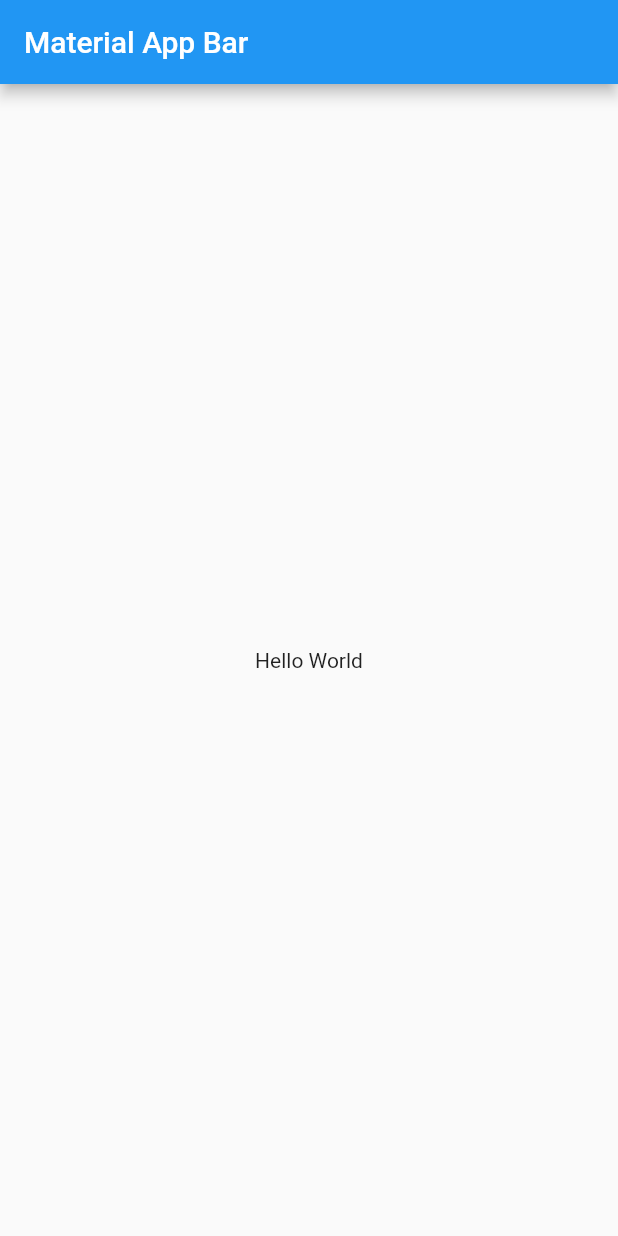
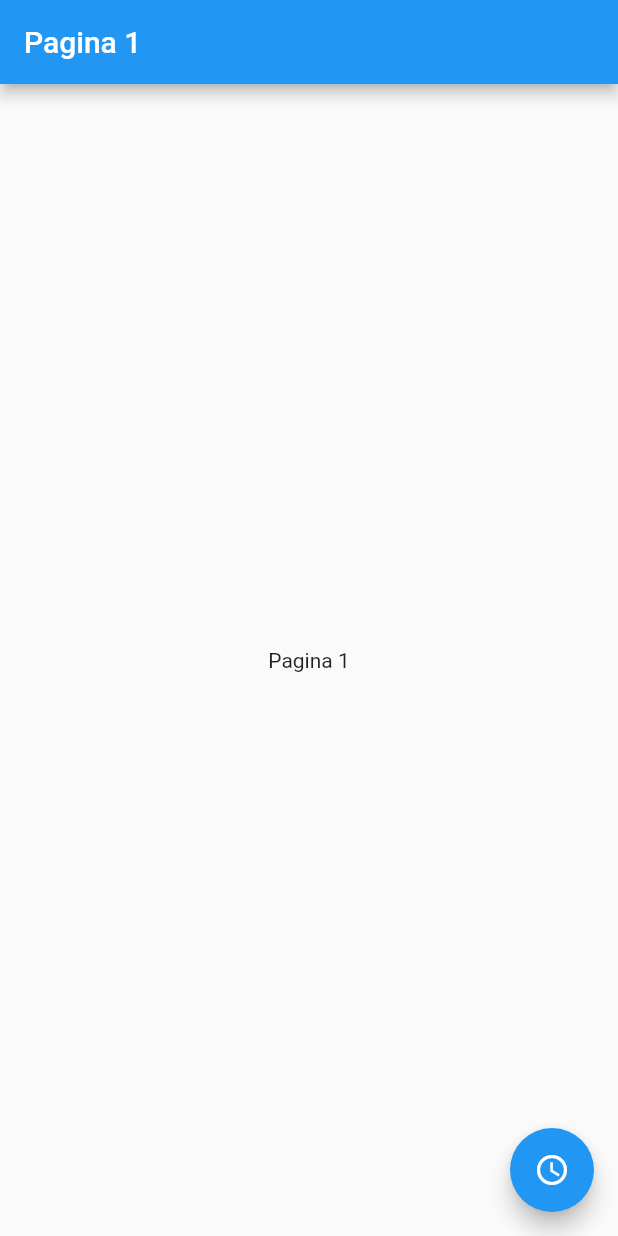
Before and after one commit to irwinet/app_flutter_transition, a Flutter app: the screen it shows after launch, on a phone screen of 412 x 824 dp. Run offline on Flutter 3.47's test engine with Material 2 defaults, Android fonts, the phone set to English and light mode, and no system bars.

Commit message:
Add Pages 1 - 2

```diff
--- a/lib/main.dart
+++ b/lib/main.dart
@@ -1,3 +1,4 @@
+import 'package:app_flutter_transition/src/pages/page1_page.dart';
 import 'package:flutter/material.dart';
 
 void main() => runApp(const MyApp());
@@ -9,14 +10,8 @@ class MyApp extends StatelessWidget {
   Widget build(BuildContext context) {
     return MaterialApp(
       title: 'Material App',
-      home: Scaffold(
-        appBar: AppBar(
-          title: const Text('Material App Bar'),
-        ),
-        body: const Center(
-          child: Text('Hello World'),
-        ),
-      ),
+      debugShowCheckedModeBanner: false,
+      home: Page1Page(),
     );
   }
 }
--- /dev/null
+++ b/lib/src/pages/page1_page.dart
@@ -0,0 +1,23 @@
+import 'package:flutter/material.dart';
+
+
+class Page1Page extends StatelessWidget {
+
+  @override
+  Widget build(BuildContext context) {
+    return Scaffold(
+      appBar: AppBar(
+        title: Text('Pagina 1'),
+      ),
+      body: Center(
+        child: Text('Pagina 1'),
+     ),
+     floatingActionButton: FloatingActionButton(
+      child: Icon(Icons.access_time),
+      onPressed: (){
+
+      },
+     ),
+   );
+  }
+}
```
Also changed, not shown: lib/src/pages/page2_page.dart (added, +18 -0 lines).
